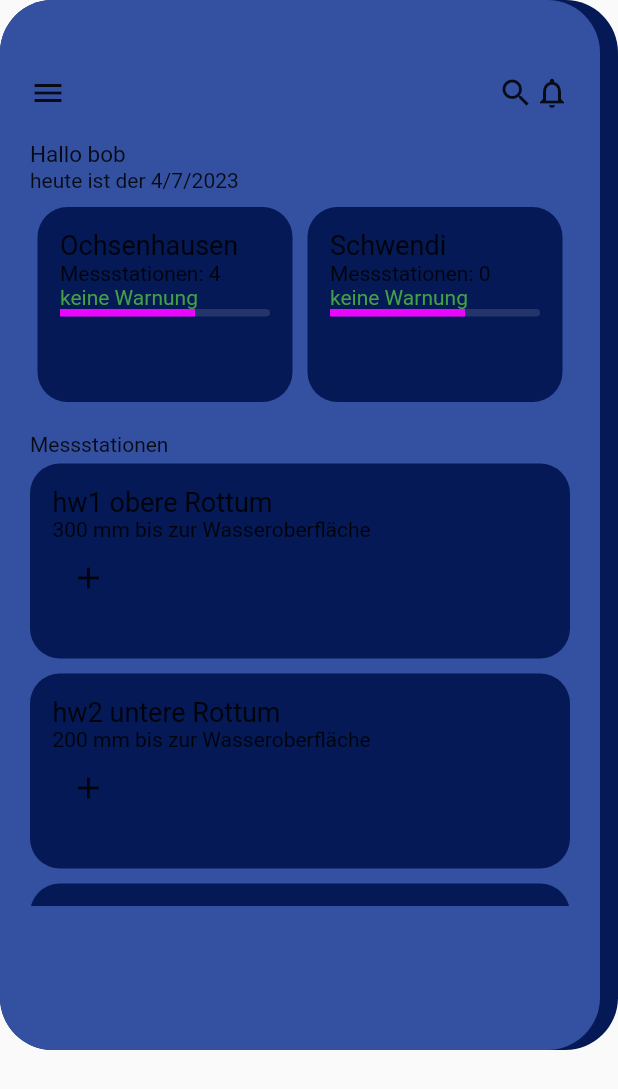
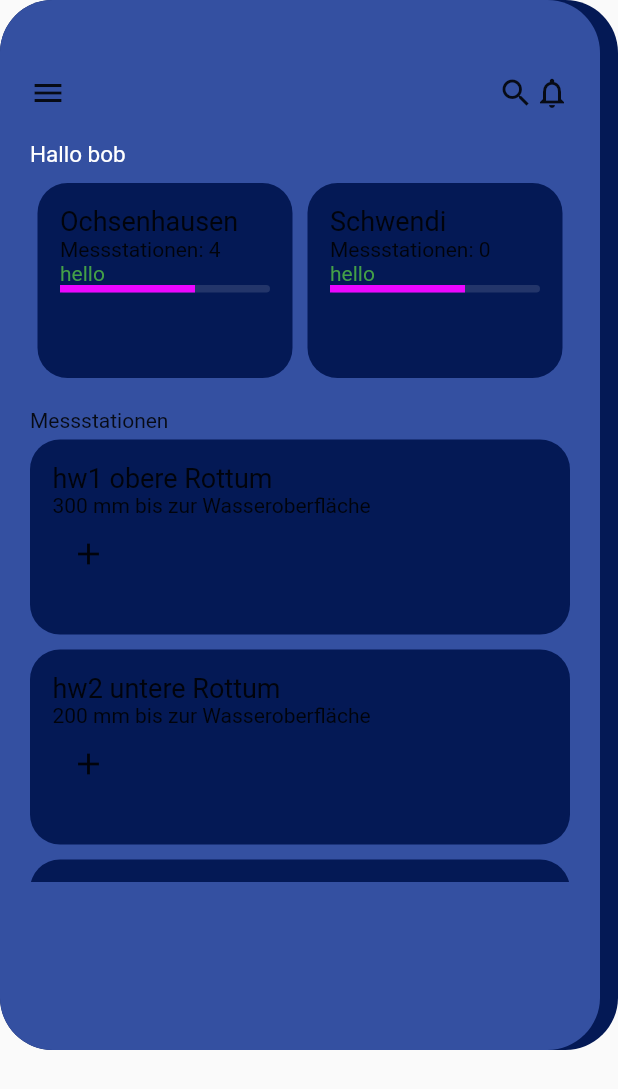
Before and after one commit to NiklasHubGit/Hochwasserwarnsystem, a Flutter app: the screen it shows after launch, on a phone screen of 412 x 824 dp. Shown: the top 1089 px of the screen. Run offline on Flutter 3.47's test engine with Material 2 defaults, Android fonts, the light colour scheme and no system bars.

Commit message:
Update main.dart

```diff
--- a/flutter_gui/lib/main.dart
+++ b/flutter_gui/lib/main.dart
@@ -1,5 +1,5 @@
 import 'package:flutter/material.dart';
-import 'package:intl/intl.dart';
+// import 'package:intl/intl.dart';
 
 void main() {
   runApp(MyApp());
@@ -100,8 +100,8 @@ class HomePage extends StatelessWidget {
             ],
           ),
           SizedBox(height: 20),
-          Text('Hallo $user', style: TextStyle(fontSize: 15)),
-          Text('heute ist der ${DateFormat('yMd').format(DateTime.now())}'),
+          Text('Hallo $user', style: TextStyle(fontSize: 15,color: Colors.white)),
+          // Text('heute ist der ${DateFormat('yMd').format(DateTime.now())}'),
           SizedBox(height: 10),
           buildMessorteCard(),
           SizedBox(height: 20),
@@ -132,7 +132,8 @@ class HomePage extends StatelessWidget {
                 Text(messort, style: TextStyle(fontSize: 18)),
                 Text("Messstationen: ${messstationenZahl[messort]}"),
                 Text(
-                  warnungen[messort],
+                  //warnungen[messort],
+                  "hello",
                   style: TextStyle(color: Colors.green[600]),
                 ),
                 Container(
```
